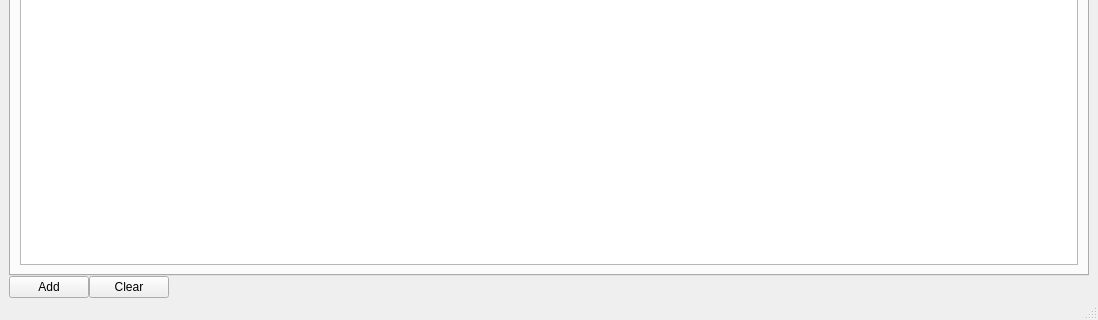
Before: the Qt Designer form mainwindow.ui in eloranta/WWA, drawn with Qt 5; both pictures show x 0 to 1098 and y 170 to 490 of the 1098 by 490 pixel window.
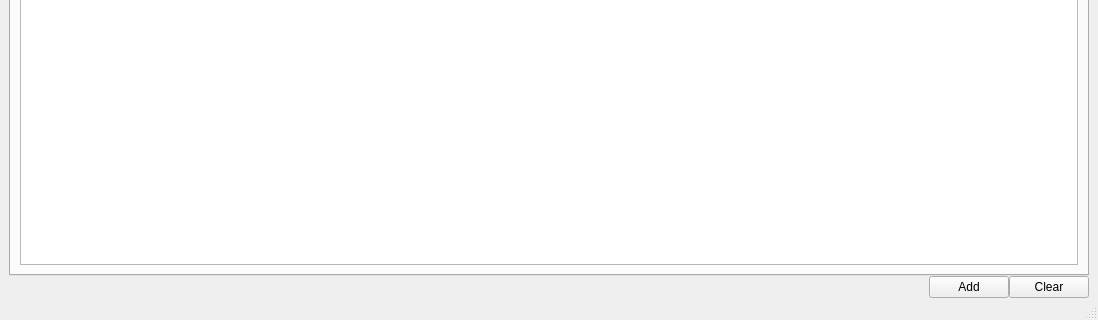
After: the same form once the commit is applied.

Commit message: change: moved buttons to the right

Patch:
```diff
--- a/mainwindow.ui
+++ b/mainwindow.ui
@@ -55,24 +55,6 @@
     </item>
     <item row="1" column="0">
      <layout class="QHBoxLayout" name="horizontalLayout">
-      <item>
-       <layout class="QHBoxLayout" name="buttonsLayout">
-        <item>
-         <widget class="QPushButton" name="addButton">
-          <property name="text">
-           <string>Add</string>
-          </property>
-         </widget>
-        </item>
-        <item>
-         <widget class="QPushButton" name="clearButton">
-          <property name="text">
-           <string>Clear</string>
-          </property>
-         </widget>
-        </item>
-       </layout>
-      </item>
       <item>
        <spacer name="horizontalSpacer">
         <property name="orientation">
@@ -86,6 +68,24 @@
         </property>
        </spacer>
       </item>
+      <item>
+       <layout class="QHBoxLayout" name="buttonsLayout">
+        <item>
+         <widget class="QPushButton" name="addButton">
+          <property name="text">
+           <string>Add</string>
+          </property>
+         </widget>
+        </item>
+        <item>
+         <widget class="QPushButton" name="clearButton">
+          <property name="text">
+           <string>Clear</string>
+          </property>
+         </widget>
+        </item>
+       </layout>
+      </item>
      </layout>
     </item>
    </layout>
```
